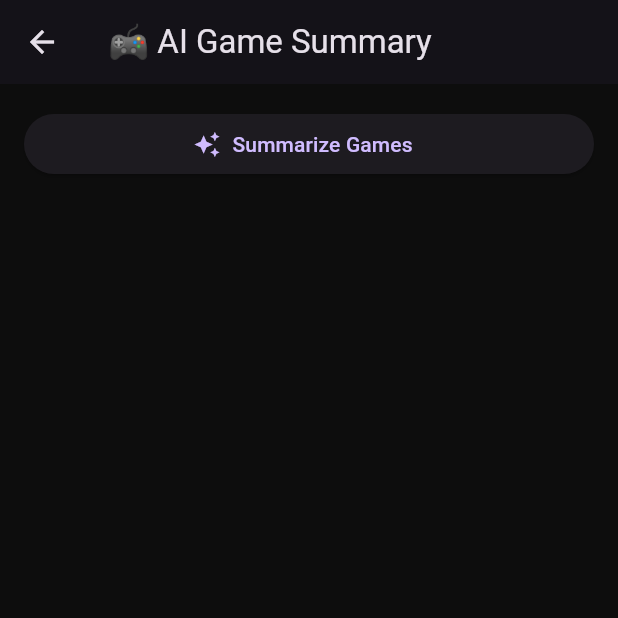
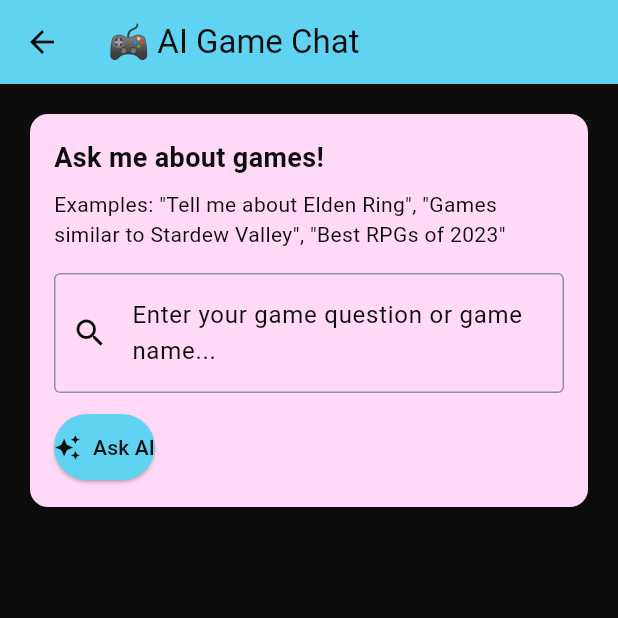
Before and after one commit to hieuphampm/Game-Selling-App, a Flutter app: the AIChat screen opened directly, on a phone screen of 412 x 824 dp, the top half of it. Run offline on Flutter 3.47's test engine with Material 3 defaults, Android fonts, the phone set to English and light mode, and no system bars; our stand-ins replace firebase_auth, firebase_core, flutter_dotenv, flutter_gemini, google_sign_in; accounts and stored records are empty.

Commit message:
Update ai_chat.dart

```diff
--- a/flutter_app/lib/screens/ai_chat.dart
+++ b/flutter_app/lib/screens/ai_chat.dart
@@ -22,14 +22,7 @@ class _AIChatState extends State<AIChat> {
   Gemini? gemini;
   String result = '';
   bool isLoading = false;
-
-  final List<String> games = [
-    "The Last of Us: an emotional zombie survival game with deep characters.",
-    "God of War: a mythological action-adventure with Kratos and Atreus.",
-    "Hollow Knight: a Metroidvania game with challenging combat and exploration.",
-    "Elden Ring: a dark fantasy open world action RPG by FromSoftware.",
-    "Stardew Valley: a farming and life simulation game full of charm.",
-  ];
+  final TextEditingController _controller = TextEditingController();
 
   Future<void> loadGemini() async {
     if (!dotenv.isInitialized) {
@@ -44,7 +37,16 @@ class _AIChatState extends State<AIChat> {
     gemini = Gemini.init(apiKey: apiKey);
   }
 
-  Future<void> summarizeGames() async {
+  Future<void> getGameSummary() async {
+    final userInput = _controller.text.trim();
+
+    if (userInput.isEmpty) {
+      ScaffoldMessenger.of(context).showSnackBar(
+        const SnackBar(content: Text('Please enter a game name or question')),
+      );
+      return;
+    }
+
     setState(() {
       isLoading = true;
       result = '';
@@ -55,16 +57,21 @@ class _AIChatState extends State<AIChat> {
         await loadGemini();
       }
 
-      final prompt =
-          '''
-You are an AI game reviewer. Please summarize the following games into a short paragraph, highlighting their genre, gameplay, and style:
+      final prompt = '''
+You are an AI game expert and reviewer. The user is asking about: "$userInput"
 
-${games.join('\n')}
+Please provide a helpful response about the game(s) they mentioned. If they're asking for:
+- A game summary: Provide details about genre, gameplay, story, and what makes it special
+- Game recommendations: Suggest similar games with brief descriptions
+- Game comparison: Compare the games they mentioned
+- General game questions: Answer their specific question about gaming
+
+Be informative, engaging, and helpful in your response.
 ''';
 
       final response = await gemini!.text(prompt);
       setState(() {
-        result = response?.output ?? 'No summary generated.';
+        result = response?.output ?? 'No response generated.';
       });
     } catch (e) {
       setState(() {
@@ -78,26 +85,126 @@ ${games.join('\n')}
   }
 
   @override
+  void dispose() {
+    _controller.dispose();
+    super.dispose();
+  }
+
+  @override
   Widget build(BuildContext context) {
     return Scaffold(
-      appBar: AppBar(title: const Text('🎮 AI Game Summary')),
+      backgroundColor: const Color(0xFF0d0d0d),
+      appBar: AppBar(
+        title: const Text('🎮 AI Game Chat'),
+        backgroundColor: const Color(0xFF60d3f3),
+        foregroundColor: const Color(0xFF0d0d0d),
+      ),
       body: Padding(
         padding: const EdgeInsets.all(16.0),
         child: Column(
           crossAxisAlignment: CrossAxisAlignment.stretch,
           children: [
-            ElevatedButton.icon(
-              onPressed: isLoading ? null : summarizeGames,
-              icon: const Icon(Icons.auto_awesome),
-              label: const Text("Summarize Games"),
+            Card(
+              elevation: 4,
+              color: const Color(0xFFffd9f5),
+              child: Padding(
+                padding: const EdgeInsets.all(16.0),
+                child: Column(
+                  crossAxisAlignment: CrossAxisAlignment.start,
+                  children: [
+                    const Text(
+                      'Ask me about games!',
+                      style: TextStyle(
+                        fontSize: 18,
+                        fontWeight: FontWeight.bold,
+                        color: Color(0xFF0d0d0d),
+                      ),
+                    ),
+                    const SizedBox(height: 8),
+                    const Text(
+                      'Examples: "Tell me about Elden Ring", "Games similar to Stardew Valley", "Best RPGs of 2023"',
+                      style: TextStyle(
+                        fontSize: 14,
+                        color: Color(0xFF0d0d0d),
+                      ),
+                    ),
+                    const SizedBox(height: 16),
+                    TextField(
+                      controller: _controller,
+                      style: const TextStyle(color: Color(0xFF0d0d0d)),
+                      decoration: const InputDecoration(
+                        hintText: 'Enter your game question or game name...',
+                        hintStyle: TextStyle(color: Color(0xFF0d0d0d)),
+                        border: OutlineInputBorder(),
+                        prefixIcon: Icon(Icons.search, color: Color(0xFF0d0d0d)),
+                        focusedBorder: OutlineInputBorder(
+                          borderSide: BorderSide(color: Color(0xFF60d3f3), width: 2),
+                        ),
+                      ),
+                      maxLines: 2,
+                      onSubmitted: (_) => getGameSummary(),
+                    ),
+                    const SizedBox(height: 12),
+                    ElevatedButton.icon(
+                      onPressed: isLoading ? null : getGameSummary,
+                      icon: const Icon(Icons.auto_awesome),
+                      label: Text(isLoading ? 'Getting Response...' : 'Ask AI'),
+                      style: ElevatedButton.styleFrom(
+                        backgroundColor: const Color(0xFF60d3f3),
+                        foregroundColor: const Color(0xFF0d0d0d),
+                        padding: const EdgeInsets.symmetric(vertical: 12),
+                      ),
+                    ),
+                  ],
+                ),
+              ),
             ),
             const SizedBox(height: 20),
             if (isLoading)
-              const Center(child: CircularProgressIndicator())
+              const Center(
+                child: Column(
+                  children: [
+                    CircularProgressIndicator(color: Color(0xFF60d3f3)),
+                    SizedBox(height: 20),
+                    Text('AI is thinking...', style: TextStyle(color: Color(0xFFffd9f5))),
+                  ],
+                ),
+              )
             else if (result.isNotEmpty)
               Expanded(
-                child: SingleChildScrollView(
-                  child: Text(result, style: const TextStyle(fontSize: 16)),
+                child:                 Card(
+                  elevation: 4,
+                  color: const Color(0xFFfab4e5),
+                  child: Padding(
+                    padding: const EdgeInsets.all(16.0),
+                    child: Column(
+                      crossAxisAlignment: CrossAxisAlignment.start,
+                      children: [
+                        Row(
+                          children: [
+                            const Icon(Icons.smart_toy, color: Colors.black38),
+                            const SizedBox(width: 8),
+                            const Text(
+                              'AI Response:',
+                              style: TextStyle(
+                                fontSize: 16,
+                                fontWeight: FontWeight.bold,
+                              ),
+                            ),
+                          ],
+                        ),
+                        const SizedBox(height: 12),
+                        Expanded(
+                          child: SingleChildScrollView(
+                            child: Text(
+                              result,
+                              style: const TextStyle(fontSize: 16),
+                            ),
+                          ),
+                        ),
+                      ],
+                    ),
+                  ),
                 ),
               ),
           ],
```
